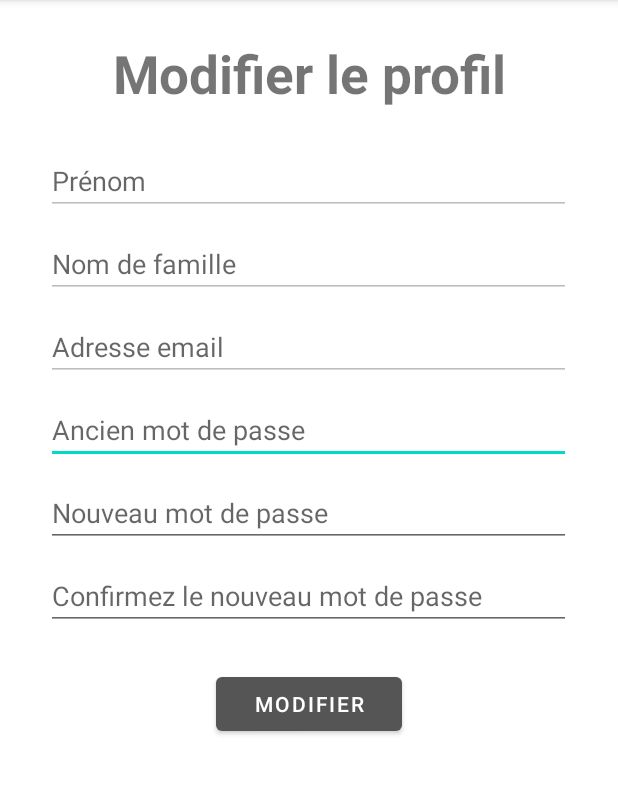
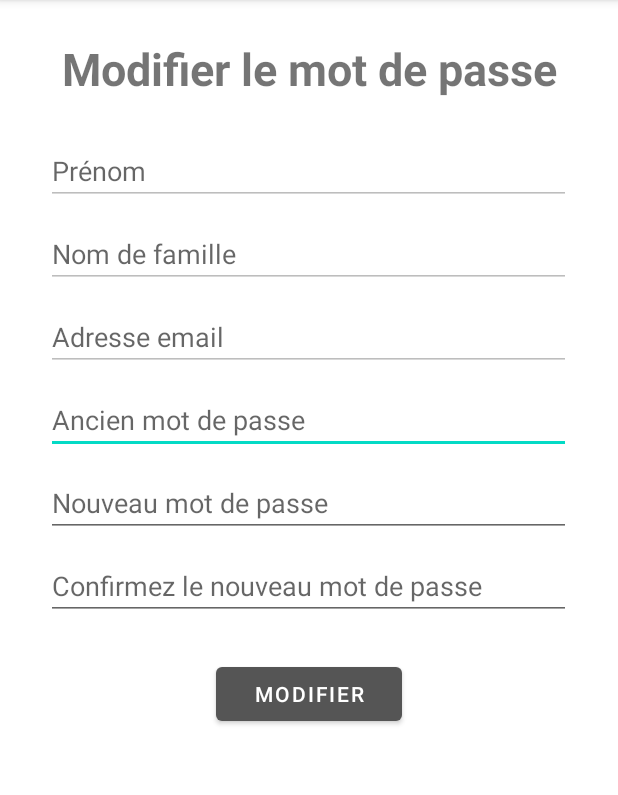
Before and after one commit to LouisFitdevoie/ProjetAndroid, an Android app: the EditProfileActivity screen opened directly, with no data from a screen before it, on a phone screen of 412 x 824 dp, the part 84-879 px from its top. Run offline under Robolectric (Android 15) with nearby library versions, the phone set to English and light mode, and no system bars; 1 statement that could not run was skipped.

Commit message:
Modification du nom d'un fichier

```diff
--- a/app/src/main/AndroidManifest.xml
+++ b/app/src/main/AndroidManifest.xml
@@ -20,7 +20,7 @@
         </activity>
         <activity android:name=".Activities.ConnexionActivity" android:exported="true"/>
         <activity android:name=".Activities.InscriptionActivity" android:exported="true"/>
-        <activity android:name=".Activities.ChoixAutomateActivity" android:exported="true"/>
+        <activity android:name=".Activities.ChoixActivity" android:exported="true"/>
         <activity android:name=".Activities.EditProfileActivity" android:exported="true"/>
     </application>
 
--- a/app/src/main/java/be/heh/fitdevoie/projetandroidstudio/Activities/ChoixAutomateActivity.java
+++ b/app/src/main/java/be/heh/fitdevoie/projetandroidstudio/Activities/ChoixActivity.java
@@ -13,7 +13,7 @@ import android.widget.Toast;
 
 import be.heh.fitdevoie.projetandroidstudio.R;
 
-public class ChoixAutomateActivity extends Activity {
+public class ChoixActivity extends Activity {
 
     Button bt_choixAutomate_comprimes;
     Button bt_choixAutomate_niveau;
@@ -25,7 +25,7 @@ public class ChoixAutomateActivity extends Activity {
     protected void onCreate(Bundle savedInstanceState) {
         super.onCreate(savedInstanceState);
 
-        setContentView(R.layout.activity_choix_automate);
+        setContentView(R.layout.activity_choix);
         bt_choixAutomate_comprimes = (Button) findViewById(R.id.bt_choixAutomate_comprimes);
         bt_choixAutomate_niveau = (Button) findViewById(R.id.bt_choixAutomate_niveau);
         bt_choixAutomate_profil = (Button) findViewById(R.id.bt_choixAutomate_profil);
--- a/app/src/main/java/be/heh/fitdevoie/projetandroidstudio/Activities/ConnexionActivity.java
+++ b/app/src/main/java/be/heh/fitdevoie/projetandroidstudio/Activities/ConnexionActivity.java
@@ -123,7 +123,7 @@ public class ConnexionActivity extends AppCompatActivity {
                     editeur_datas.putInt("rights", userToLog.getRights());
                     editeur_datas.commit();
 
-                    Intent toChoixAutomate = new Intent(this, ChoixAutomateActivity.class);
+                    Intent toChoixAutomate = new Intent(this, ChoixActivity.class);
                     startActivity(toChoixAutomate);
                     finish();
                 }
--- a/app/src/main/java/be/heh/fitdevoie/projetandroidstudio/Activities/EditProfileActivity.java
+++ b/app/src/main/java/be/heh/fitdevoie/projetandroidstudio/Activities/EditProfileActivity.java
@@ -1,7 +1,6 @@
 package be.heh.fitdevoie.projetandroidstudio.Activities;
 
 import android.app.AlertDialog;
-import android.content.Context;
 import android.content.DialogInterface;
 import android.content.Intent;
 import android.content.SharedPreferences;
@@ -9,7 +8,6 @@ import android.os.Bundle;
 import android.preference.PreferenceManager;
 import android.view.MenuItem;
 import android.view.View;
-import android.view.inputmethod.InputMethodManager;
 import android.widget.Button;
 import android.widget.EditText;
 import android.widget.TextView;
@@ -71,7 +69,7 @@ public class EditProfileActivity extends AppCompatActivity {
 
     @Override
     public void onBackPressed() {
-        Intent toChoixAutomate = new Intent(this, ChoixAutomateActivity.class);
+        Intent toChoixAutomate = new Intent(this, ChoixActivity.class);
         startActivity(toChoixAutomate);
         finish();
     }
@@ -184,7 +182,7 @@ public class EditProfileActivity extends AppCompatActivity {
     public boolean onOptionsItemSelected(@NonNull MenuItem item) {
         switch (item.getItemId()) {
             case android.R.id.home:
-                Intent toChoixAutomate = new Intent(this, ChoixAutomateActivity.class);
+                Intent toChoixAutomate = new Intent(this, ChoixActivity.class);
                 startActivity(toChoixAutomate);
                 finish();
                 return true;
--- a/app/src/main/java/be/heh/fitdevoie/projetandroidstudio/Activities/InscriptionActivity.java
+++ b/app/src/main/java/be/heh/fitdevoie/projetandroidstudio/Activities/InscriptionActivity.java
@@ -161,7 +161,7 @@ public class InscriptionActivity extends AppCompatActivity {
                     editeur_prefs.putInt("userId", userToCreate.getUserId());
                     editeur_prefs.commit();
 
-                    Intent toChoixAutomate = new Intent(this, ChoixAutomateActivity.class);
+                    Intent toChoixAutomate = new Intent(this, ChoixActivity.class);
                     startActivity(toChoixAutomate);
                     finish();
                 } else {
--- a/app/src/main/res/layout/activity_edit_profile.xml
+++ b/app/src/main/res/layout/activity_edit_profile.xml
@@ -13,8 +13,8 @@
             android:id="@+id/tv_editProfile_title"
             android:layout_width="match_parent"
             android:layout_height="wrap_content"
-            android:text="Modifier le profil"
-            android:textSize="35sp"
+            android:text="Modifier le mot de passe"
+            android:textSize="30sp"
             android:textStyle="bold"
             android:textAlignment="center"
             android:layout_marginTop="25dp"
```
Also changed, not shown: app/src/main/res/layout/activity_choix.xml (renamed from app/src/main/res/layout/activity_choix_automate.xml).
